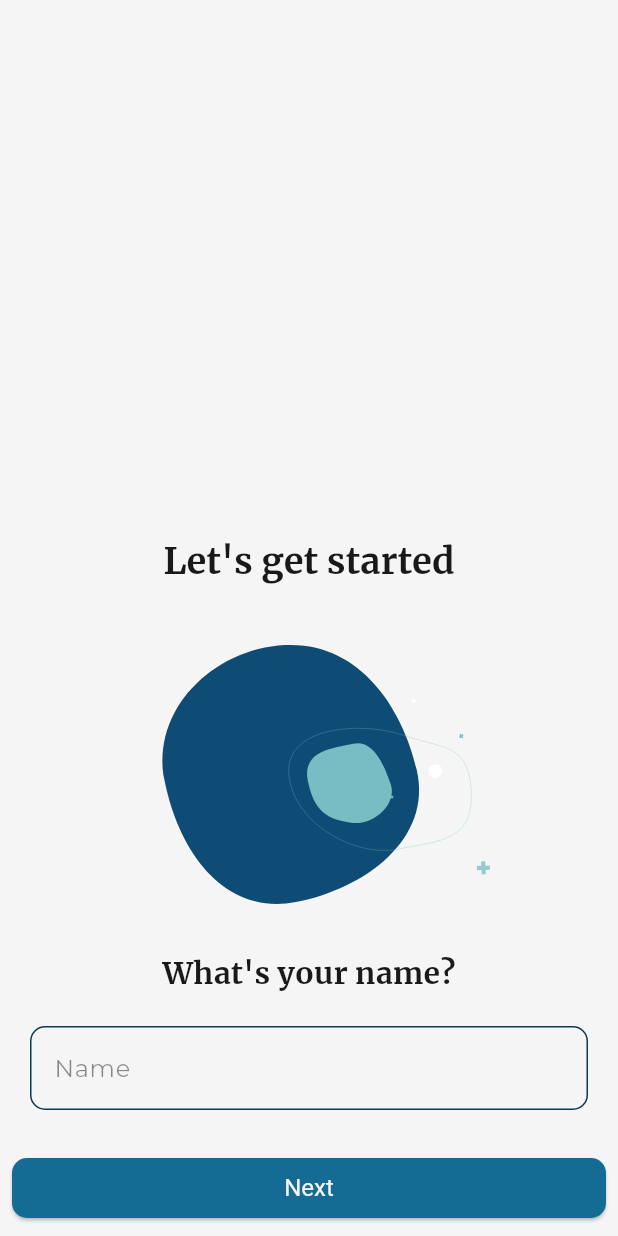
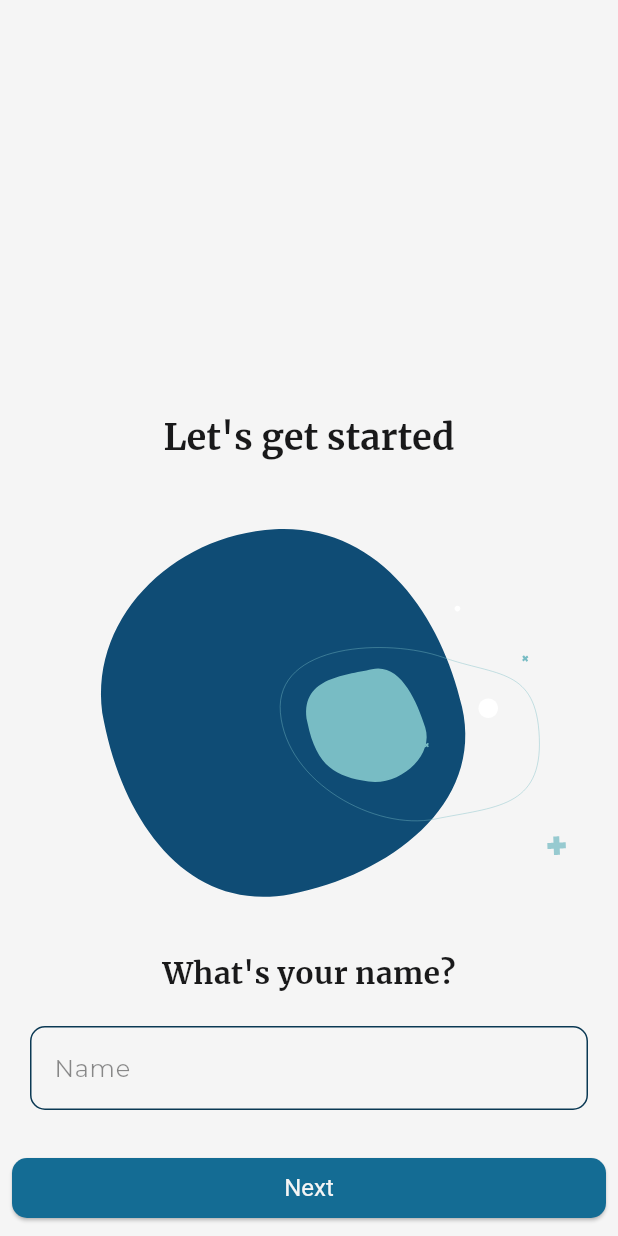
Before and after one commit to NullPointerException-25/appointment, a Flutter app: the screen it shows after launch, on a phone screen of 412 x 824 dp. Run offline on Flutter 3.47's test engine with Material 3 defaults, Android fonts, the phone set to English and light mode, and no system bars; drawn by our look-alikes of lottie; our stand-ins replace cloud_firestore, elegant_notification, firebase_core, flutter_typeahead, get, hugeicons and 5 more; missing offline and left inert: circular_menu, dotlottie_loader, mesh_gradient, objectbox_flutter_libs; accounts and stored records are empty; generated files the repository leaves out were written again.

Commit message:
Update setup_container_mobile.dart

```diff
--- a/lib/features/user/presentation/widgets/setup_container_mobile.dart
+++ b/lib/features/user/presentation/widgets/setup_container_mobile.dart
@@ -11,14 +11,17 @@
 class SetupContainerMobile extends StatelessWidget {
   const SetupContainerMobile({super.key});
 
+
   @override
   Widget build(BuildContext context) {
     return Column(
       mainAxisAlignment: MainAxisAlignment.end,
       children: [
-        Expanded(flex: 2, child: Container()),
+        Expanded( child: Container()),
         Container(
-          height: MediaQuery.of(context).size.height * 0.6,
+          constraints: BoxConstraints(
+              maxHeight: MediaQuery.of(context).size.height * 0.7
+          ),
           width: double.infinity,
           decoration: BoxDecoration(
             color: Theme.of(context).colorScheme.surface,
```
